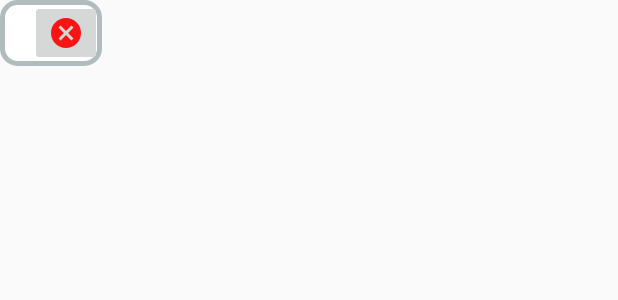
After one commit to junjielyu13/FOODTIP, an Android app: the layout ingredient.xml on its own in the app's theme, with its tools: preview values and no code run, on a phone screen of 412 x 824 dp. The commit adds this screen. Shown: the top 300 px of the screen. Run offline under Robolectric (Android 15) with nearby library versions, the phone set to English and light mode, and no system bars.

Commit message:
Funció Afegir Ingredient i Eliminar Ingredient -ZP

```diff
--- /dev/null
+++ b/FOODTIPAPP/app/src/main/res/drawable/ic_baseline_cancel_24.xml
@@ -0,0 +1,5 @@
+<vector android:height="24dp" android:tint="#FD1313"
+    android:viewportHeight="24" android:viewportWidth="24"
+    android:width="24dp" xmlns:android="http://schemas.android.com/apk/res/android">
+    <path android:fillColor="@android:color/white" android:pathData="M12,2C6.47,2 2,6.47 2,12s4.47,10 10,10 10,-4.47 10,-10S17.53,2 12,2zM17,15.59L15.59,17 12,13.41 8.41,17 7,15.59 10.59,12 7,8.41 8.41,7 12,10.59 15.59,7 17,8.41 13.41,12 17,15.59z"/>
+</vector>
--- /dev/null
+++ b/FOODTIPAPP/app/src/main/res/layout/ingredient.xml
@@ -0,0 +1,23 @@
+<?xml version="1.0" encoding="utf-8"?>
+<LinearLayout xmlns:android="http://schemas.android.com/apk/res/android"
+    android:layout_width="wrap_content"
+    android:layout_height="wrap_content"
+    android:orientation="horizontal"
+    android:background="@drawable/layout_bg">
+
+    <TextView
+        android:id="@+id/ingredients_txt"
+        android:layout_width="wrap_content"
+        android:layout_height="wrap_content"
+        android:layout_marginLeft="10dp"
+        android:layout_marginRight="10dp"
+        android:textSize="20sp"
+        android:layout_marginTop="7dp"/>
+
+    <ImageButton
+        android:id="@+id/ingredients_but"
+        android:layout_width="wrap_content"
+        android:layout_height="wrap_content"
+        android:layout_toRightOf="@+id/ingredients_txt"
+        android:src="@drawable/ic_baseline_cancel_24" />
+</LinearLayout>
```
Also changed, not shown: FOODTIPAPP/app/src/main/java/com/example/foodtip/Model/DadaBaseAdpter.java (added, +40 -0 lines), FOODTIPAPP/app/src/main/java/com/example/foodtip/View/Home/UpdateCusineActivity.java (+49 -17 lines), FOODTIPAPP/app/src/main/java/com/example/foodtip/View/ViewHolder/IngredientAdapter.java (added, +55 -0 lines), FOODTIPAPP/app/src/main/java/com/example/foodtip/View/ViewHolder/IngredientHolder.java (added, +29 -0 lines), FOODTIPAPP/app/src/main/java/com/example/foodtip/ViewModel/UpdateCusineActivityViewModel.java (+27 -0 lines), FOODTIPAPP/app/src/main/res/layout/popup_view_ingredient.xml (added, +34 -0 lines).
